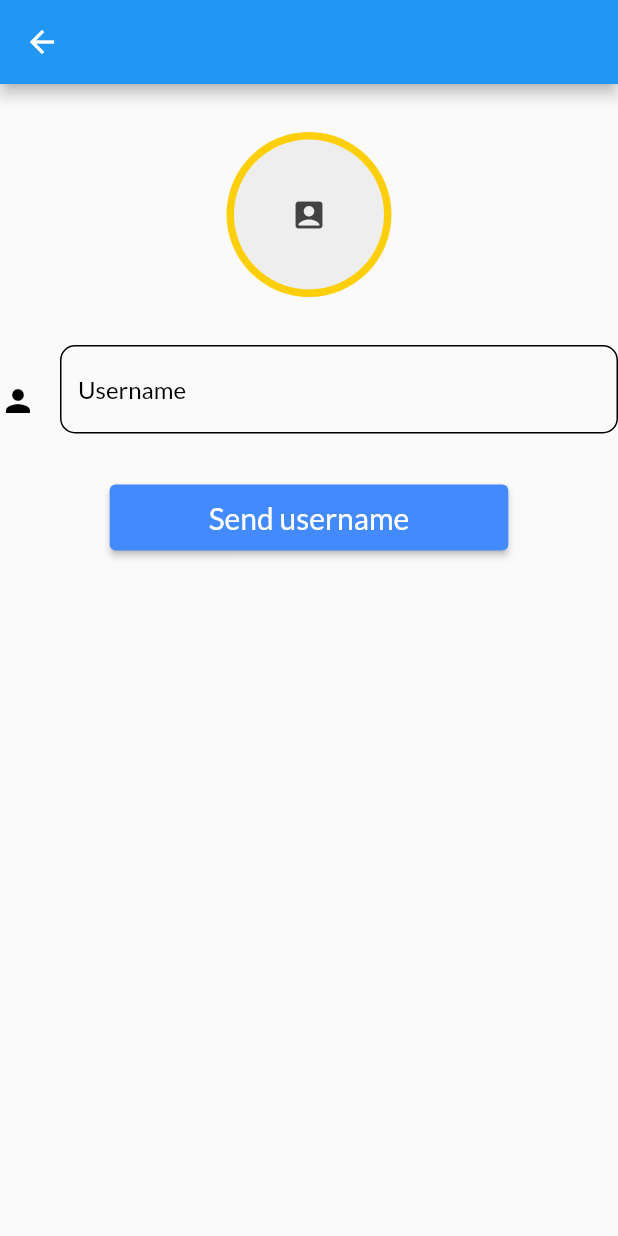
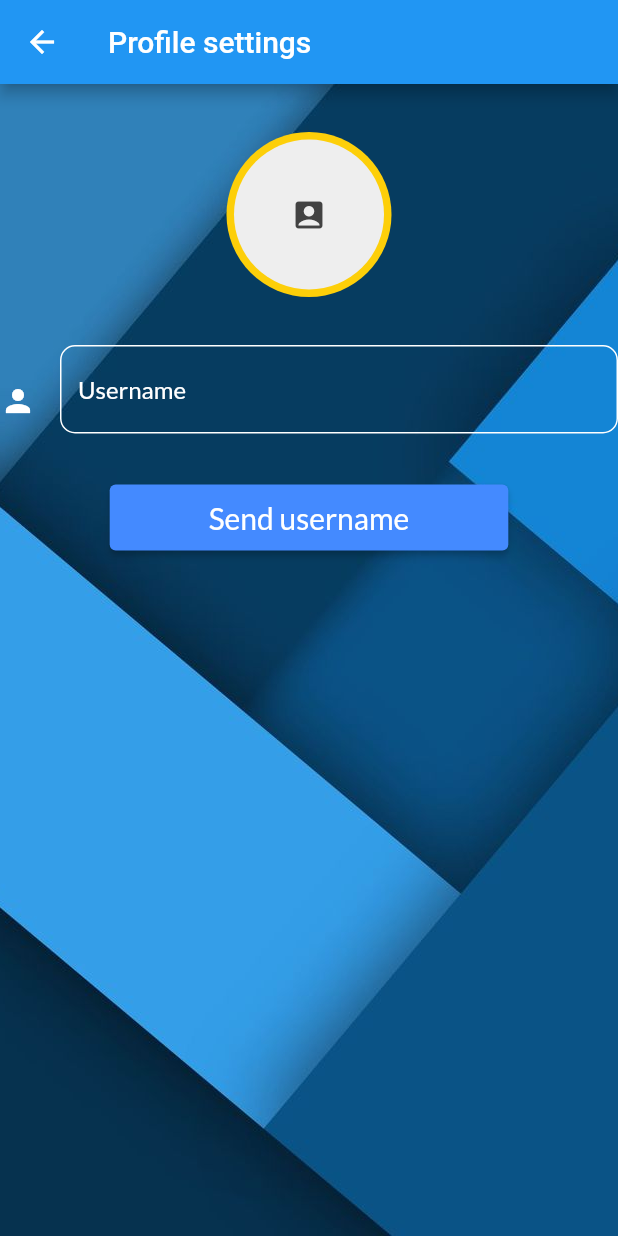
Before and after one commit to hassan-louazri/it363, a Flutter app: the ImageUploads screen opened directly, on a phone screen of 412 x 824 dp. Run offline on Flutter 3.47's test engine with Material 2 defaults, Android fonts, the phone set to English and light mode, and no system bars; our stand-ins replace cloud_firestore, firebase_auth, firebase_core, firebase_storage, google_fonts, image_picker and 2 more; accounts and stored records are empty.

Commit message:
modify upload_image page

```diff
--- a/lib/upload_image.dart
+++ b/lib/upload_image.dart
@@ -111,8 +111,19 @@ class ImageUploadsState extends State<ImageUploads> {
   @override
   Widget build(BuildContext context) {
     return Scaffold(
-      appBar: AppBar(),
-      body: Column(
+      appBar: AppBar(
+        title: const Text('Profile settings'),
+      ),
+
+      body:
+          Container(
+            decoration: const BoxDecoration(
+              image: DecorationImage(
+                image: AssetImage("assets/background_image_2.jpg"),
+                fit: BoxFit.cover,
+              ),
+            ),
+      child: Column(
         children: <Widget>[
           const SizedBox(
             height: 32,
@@ -157,27 +168,27 @@ class ImageUploadsState extends State<ImageUploads> {
           TextFormField(
             controller: userNameController,
             style: const TextStyle(
-              color: Colors.black,
+              color: Colors.white,
             ),
             decoration: const InputDecoration(
               filled: false,
               hintText: 'Username',
-              hintStyle: TextStyle(color: Colors.black, fontFamily: 'Lato'),
+              hintStyle: TextStyle(color: Colors.white, fontFamily: 'Lato'),
               icon: Padding(
                 padding: EdgeInsets.only(top: 15.0),
-                child: Icon(Icons.person, color: Colors.black),
+                child: Icon(Icons.person, color: Colors.white),
               ),
               focusedBorder: OutlineInputBorder(
                 borderRadius: BorderRadius.all(
                   Radius.circular(10.0),
                 ),
-                borderSide: BorderSide(color: Colors.black, width: 3.0),
+                borderSide: BorderSide(color: Colors.white, width: 3.0),
               ),
               enabledBorder: OutlineInputBorder(
                 borderRadius: BorderRadius.all(
                   Radius.circular(10.0),
                 ),
-                borderSide: BorderSide(color: Colors.black, width: 1.0),
+                borderSide: BorderSide(color: Colors.white, width: 1.0),
               ),
             ),
           ),
@@ -201,6 +212,7 @@ class ImageUploadsState extends State<ImageUploads> {
           ),
         ],
       ),
+      )
     );
   }
 
```
